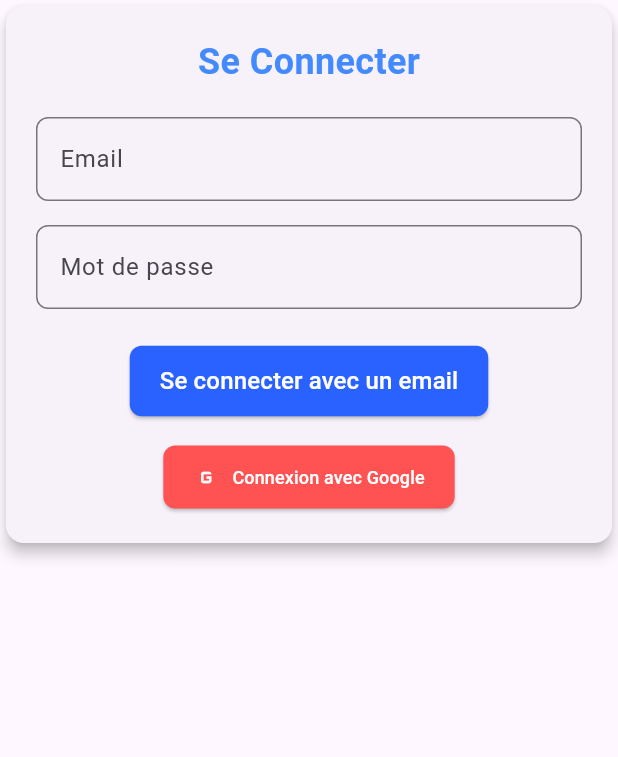
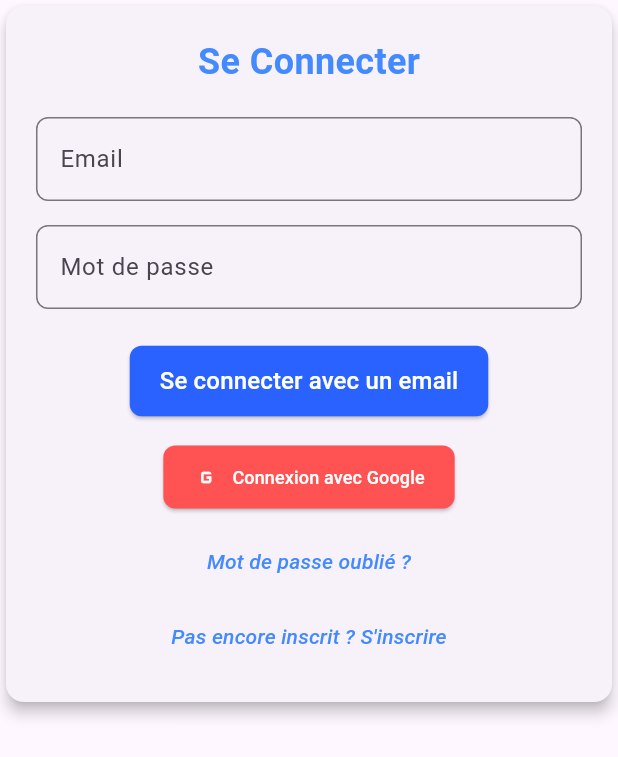
Before and after one commit to eric-gilles/FlutterTP3, a Flutter app: the SignInWidget widget shown alone on an empty page, opened directly, on a phone screen of 412 x 824 dp. Shown: the top 757 px of the screen. Run offline on Flutter 3.47's test engine with Material 3 defaults, Android fonts, the phone set to English and light mode, and no system bars; our stand-ins replace audioplayers, cloud_firestore, firebase_auth, firebase_core, flutter_bloc, google_sign_in; accounts and stored records are empty; generated files the repository leaves out were written again.

Commit message:
Feat: ajout boutons manquant on widgets

```diff
--- a/quiz_app_final/lib/presentation/widgets/sign_in_widget.dart
+++ b/quiz_app_final/lib/presentation/widgets/sign_in_widget.dart
@@ -11,7 +11,8 @@ class SignInWidget extends StatelessWidget {
 
   @override
   Widget build(BuildContext context) {
-    return Card(
+    return SingleChildScrollView(
+      child: Card(
       elevation: 4,
       shape: RoundedRectangleBorder(
         borderRadius: BorderRadius.circular(12),
@@ -113,10 +114,39 @@ class SignInWidget extends StatelessWidget {
                   ),
                 ),
               ),
+              const SizedBox(height: 8.0),
+              TextButton(
+                onPressed: () {
+                  if (_emailController.text.isNotEmpty) {
+                    _authService.sendPasswordResetEmail(_emailController.text);
+                  }else {
+                    ScaffoldMessenger.of(context).showSnackBar(
+                      const SnackBar(
+                        content: Text('Veuillez entrer votre email'),
+                      ),
+                    );
+                  }
+                },
+                child: const Text(
+                  'Mot de passe oublié ?',
+                  style: TextStyle(color: Colors.blueAccent, fontSize: 14, fontStyle: FontStyle.italic),
+                ),
+              ),
+              const SizedBox(height: 2.0),
+              TextButton(
+                onPressed: () {
+                  Navigator.pushNamed(context, '/register');
+                },
+                child: const Text(
+                  'Pas encore inscrit ? S\'inscrire',
+                  style: TextStyle(color: Colors.blueAccent, fontSize: 14, fontStyle: FontStyle.italic),
+                ),
+              ),
             ],
           ),
         ),
       ),
+      ),
     );
   }
 }
```
Also changed, not shown: quiz_app_final/lib/presentation/widgets/register_widget.dart (+10 -0 lines).
